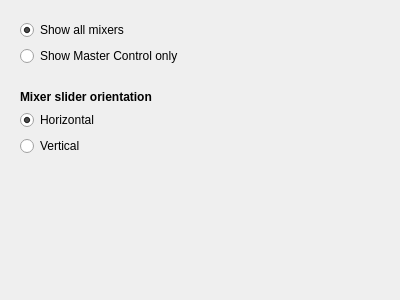
Old version of the form plasma/kmix-applet-qml/contents/ui/config.ui in the repository KDE/kmix.
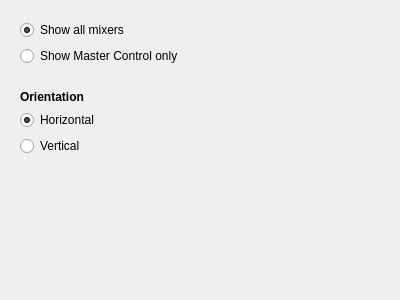
New version of the form.

```diff
--- a/plasma/kmix-applet-qml/contents/ui/config.ui
+++ b/plasma/kmix-applet-qml/contents/ui/config.ui
@@ -55,7 +55,7 @@
       <item>
        <widget class="QLabel" name="label">
         <property name="text">
-         <string>&lt;b&gt;Mixer slider orientation&lt;/b&gt;</string>
+         <string>&lt;html&gt;&lt;head/&gt;&lt;body&gt;&lt;p&gt;&lt;span style=&quot; font-weight:600;&quot;&gt;Orientation&lt;/span&gt;&lt;/p&gt;&lt;/body&gt;&lt;/html&gt;</string>
         </property>
         <property name="textFormat">
          <enum>Qt::RichText</enum>
```
Left out of the diff: 4 changed lines with no effect on the pictures.
